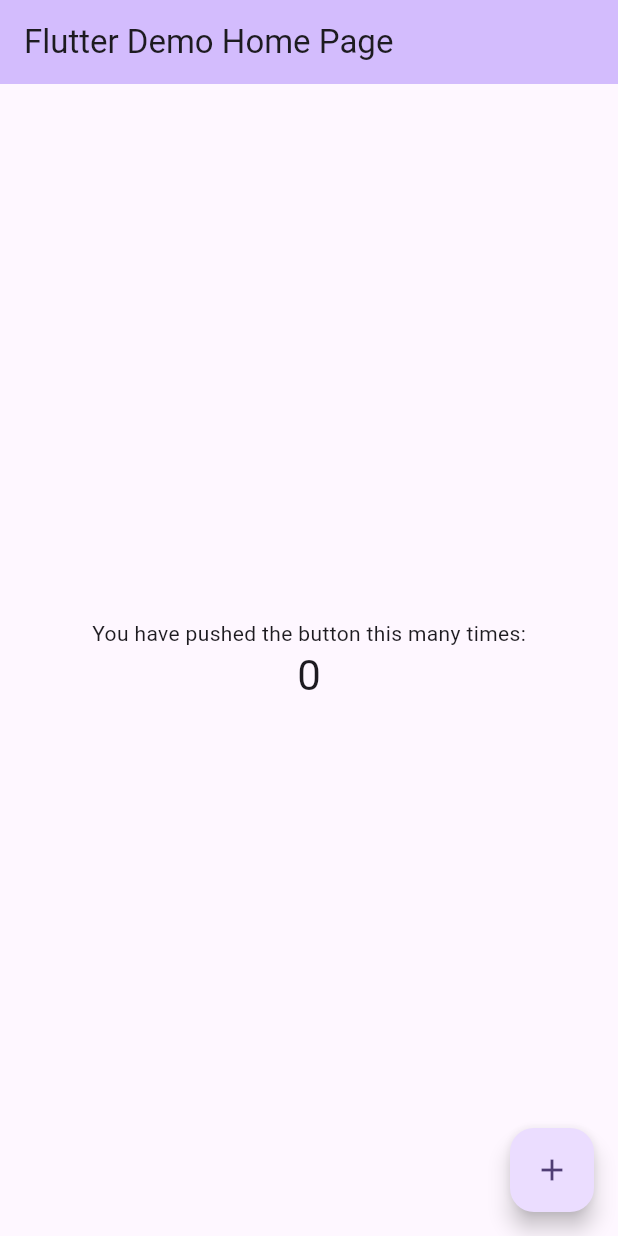
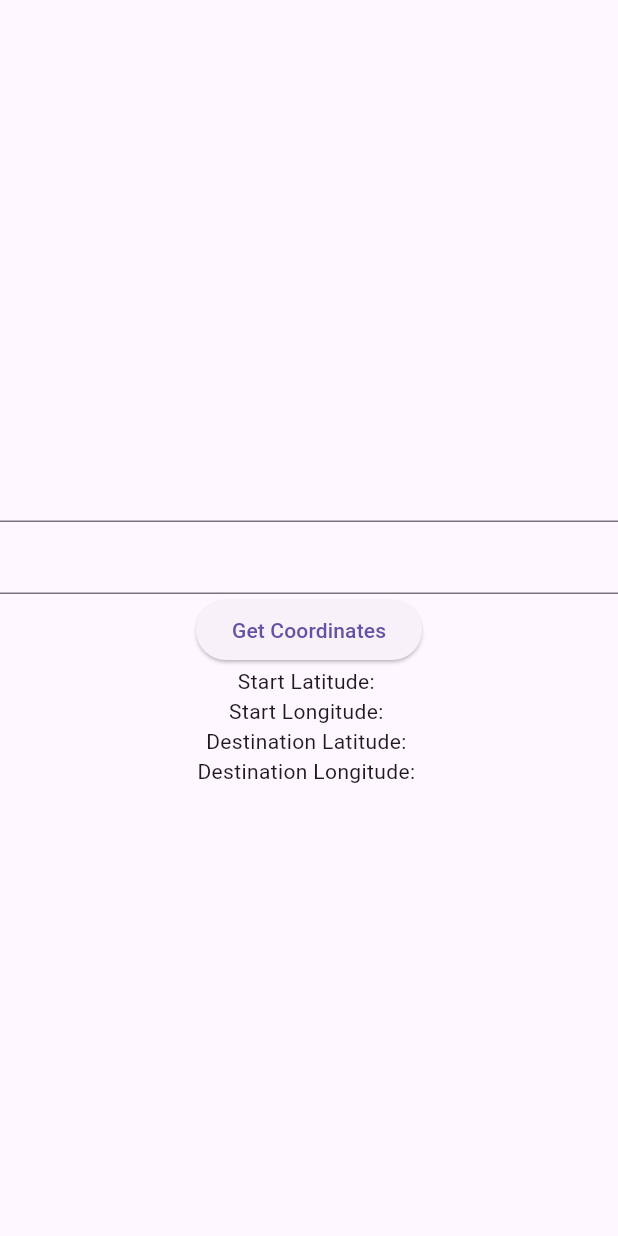
Before and after one commit to Mohammadkhalaf78/code_pioneers, a Flutter app: the screen it shows after launch, on a phone screen of 412 x 824 dp. Run offline on Flutter 3.47's test engine with Material 3 defaults, Android fonts, the phone set to English and light mode, and no system bars; our stand-ins replace geocoding, get.

Commit message:
crate a new page (home_page) ,get lat , long and save in variables ,

```diff
--- /dev/null
+++ b/lib/home_page.dart
@@ -0,0 +1,53 @@
+import 'dart:async';
+import 'package:flutter/material.dart';
+import 'package:geocoding/geocoding.dart';
+import 'package:get/get.dart';
+
+class HomePage extends StatelessWidget {
+  HomePage({super.key});
+
+  final startLocationController = TextEditingController();
+  final destinationLocationController = TextEditingController();
+
+  // دي المتغيرات اللي هنخزن فيها الاحداثيات
+  final startLatitude = ''.obs;
+  final startLongitude = ''.obs;
+
+  final destinationLatitude = ''.obs;
+  final destinationLongitude = ''.obs;
+
+  @override
+  Widget build(BuildContext context) {
+    return Scaffold(
+      body: SafeArea(
+        child: Column(
+          mainAxisAlignment: MainAxisAlignment.center,
+          children: [
+            TextField(controller: startLocationController),
+            TextField(controller: destinationLocationController),
+            ElevatedButton(
+              onPressed: () async {
+                fetchCoordinates();
+              },
+              child: Text("Get Coordinates"),
+            ),
+            Obx(() => Text('Start Latitude: ${startLatitude.value}')),
+            Obx(() => Text('Start Longitude: ${startLongitude.value}')),
+            Obx(() => Text('Destination Latitude: ${destinationLatitude.value}')),
+            Obx(() => Text('Destination Longitude: ${destinationLongitude.value}')),
+          ],
+        ),
+      ),
+    );
+  }
+
+  Future<void> fetchCoordinates() async {
+    final startLocation = await locationFromAddress(startLocationController.text);
+    startLatitude.value = startLocation.first.latitude.toString();
+    startLongitude.value = startLocation.first.longitude.toString();
+
+    final destinationLocation = await locationFromAddress(destinationLocationController.text);
+    destinationLatitude.value = destinationLocation.first.latitude.toString();
+    destinationLongitude.value = destinationLocation.first.longitude.toString();
+  }
+}
--- a/lib/main.dart
+++ b/lib/main.dart
@@ -1,4 +1,6 @@
+import 'package:code_pioneers/home_page.dart';
 import 'package:flutter/material.dart';
+import 'package:get/get.dart';
 
 void main() {
   runApp(const MyApp());
@@ -7,116 +9,10 @@ void main() {
 class MyApp extends StatelessWidget {
   const MyApp({super.key});
 
-  // This widget is the root of your application.
   @override
   Widget build(BuildContext context) {
-    return MaterialApp(
-      title: 'Flutter Demo',
-      theme: ThemeData(
-        // This is the theme of your application.
-        //
-        // TRY THIS: Try running your application with "flutter run". You'll see
-        // the application has a purple toolbar. Then, without quitting the app,
-        // try changing the seedColor in the colorScheme below to Colors.green
-        // and then invoke "hot reload" (save your changes or press the "hot
-        // reload" button in a Flutter-supported IDE, or press "r" if you used
-        // the command line to start the app).
-        //
-        // Notice that the counter didn't reset back to zero; the application
-        // state is not lost during the reload. To reset the state, use hot
-        // restart instead.
-        //
-        // This works for code too, not just values: Most code changes can be
-        // tested with just a hot reload.
-        colorScheme: ColorScheme.fromSeed(seedColor: Colors.deepPurple),
-      ),
-      home: const MyHomePage(title: 'Flutter Demo Home Page'),
+    return GetMaterialApp(
+      home: HomePage(),
     );
   }
 }
-
-class MyHomePage extends StatefulWidget {
-  const MyHomePage({super.key, required this.title});
-
-  // This widget is the home page of your application. It is stateful, meaning
-  // that it has a State object (defined below) that contains fields that affect
-  // how it looks.
-
-  // This class is the configuration for the state. It holds the values (in this
-  // case the title) provided by the parent (in this case the App widget) and
-  // used by the build method of the State. Fields in a Widget subclass are
-  // always marked "final".
-
-  final String title;
-
-  @override
-  State<MyHomePage> createState() => _MyHomePageState();
-}
-
-class _MyHomePageState extends State<MyHomePage> {
-  int _counter = 0;
-
-  void _incrementCounter() {
-    setState(() {
-      // This call to setState tells the Flutter framework that something has
-      // changed in this State, which causes it to rerun the build method below
-      // so that the display can reflect the updated values. If we changed
-      // _counter without calling setState(), then the build method would not be
-      // called again, and so nothing would appear to happen.
-      _counter++;
-    });
-  }
-
-  @override
-  Widget build(BuildContext context) {
-    // This method is rerun every time setState is called, for instance as done
-    // by the _incrementCounter method above.
-    //
-    // The Flutter framework has been optimized to make rerunning build methods
-    // fast, so that you can just rebuild anything that needs updating rather
-    // than having to individually change instances of widgets.
-    return Scaffold(
-      appBar: AppBar(
-        // TRY THIS: Try changing the color here to a specific color (to
-        // Colors.amber, perhaps?) and trigger a hot reload to see the AppBar
-        // change color while the other colors stay the same.
-        backgroundColor: Theme.of(context).colorScheme.inversePrimary,
-        // Here we take the value from the MyHomePage object that was created by
-        // the App.build method, and use it to set our appbar title.
-        title: Text(widget.title),
-      ),
-      body: Center(
-        // Center is a layout widget. It takes a single child and positions it
-        // in the middle of the parent.
-        child: Column(
-          // Column is also a layout widget. It takes a list of children and
-          // arranges them vertically. By default, it sizes itself to fit its
-          // children horizontally, and tries to be as tall as its parent.
-          //
-          // Column has various properties to control how it sizes itself and
-          // how it positions its children. Here we use mainAxisAlignment to
-          // center the children vertically; the main axis here is the vertical
-          // axis because Columns are vertical (the cross axis would be
-          // horizontal).
-          //
-          // TRY THIS: Invoke "debug painting" (choose the "Toggle Debug Paint"
-          // action in the IDE, or press "p" in the console), to see the
-          // wireframe for each widget.
-          mainAxisAlignment: MainAxisAlignment.center,
-          children: <Widget>[
-            const Text('You have pushed the button this many times:'),
-            Text(
-              '$_counter',
-              style: Theme.of(context).textTheme.headlineMedium,
-            ),
-          ],
-        ),
-      ),
-      floatingActionButton: FloatingActionButton(
-        onPressed: _incrementCounter,
-        tooltip: 'Increment',
-        child: const Icon(Icons.add),
-      ), // This trailing comma makes auto-formatting nicer for build methods.
-    );
-  }
-}
```
Also changed, not shown: 1 other file.
